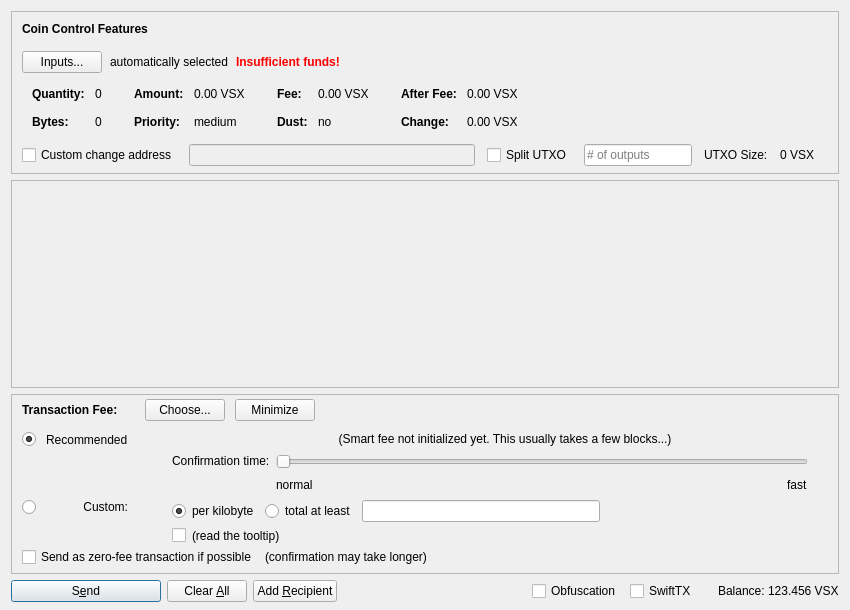
Before: the Qt Designer form src/qt/forms/sendcoinsdialog.ui in VsyncDEV/Vsync, drawn with Qt 5.
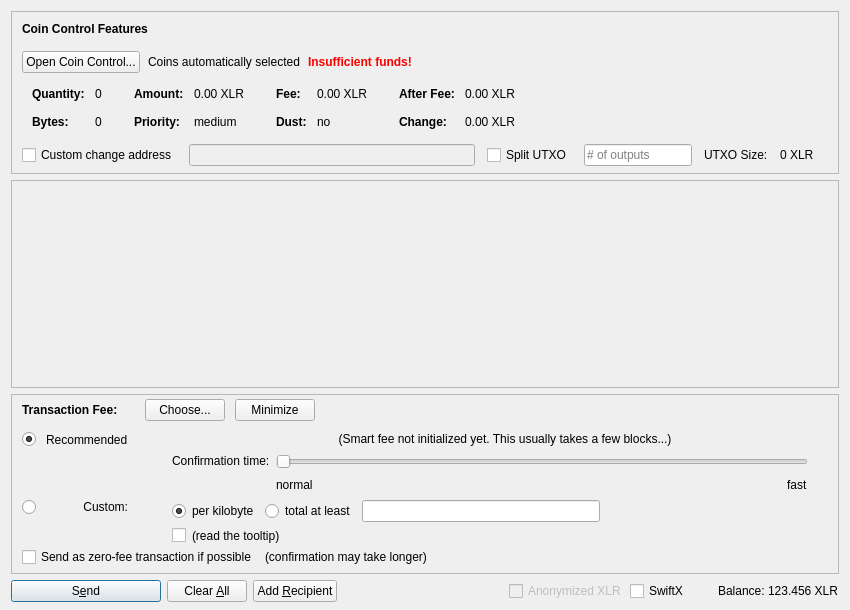
After: the same form once the commit is applied. Icons and pictures are not drawn. Custom widgets are drawn as their Qt base class.

What changed in the file:
```diff
--- a/src/qt/forms/sendcoinsdialog.ui
+++ b/src/qt/forms/sendcoinsdialog.ui
@@ -107,7 +107,7 @@
              <string notr="true"/>
             </property>
             <property name="text">
-             <string>Inputs...</string>
+             <string>Open Coin Control...</string>
             </property>
             <property name="autoDefault">
              <bool>false</bool>
@@ -117,7 +117,7 @@
           <item>
            <widget class="QLabel" name="labelCoinControlAutomaticallySelected">
             <property name="text">
-             <string>automatically selected</string>
+             <string>Coins automatically selected</string>
             </property>
             <property name="margin">
              <number>5</number>
@@ -324,7 +324,7 @@
                   <enum>Qt::ActionsContextMenu</enum>
                  </property>
                  <property name="text">
-                  <string notr="true">0.00 VSX</string>
+                  <string notr="true">0.00 XLR</string>
                  </property>
                  <property name="textInteractionFlags">
                   <set>Qt::LinksAccessibleByMouse|Qt::TextSelectableByKeyboard|Qt::TextSelectableByMouse</set>
@@ -404,7 +404,7 @@
                   <enum>Qt::ActionsContextMenu</enum>
                  </property>
                  <property name="text">
-                  <string notr="true">0.00 VSX</string>
+                  <string notr="true">0.00 XLR</string>
                  </property>
                  <property name="textInteractionFlags">
                   <set>Qt::LinksAccessibleByMouse|Qt::TextSelectableByKeyboard|Qt::TextSelectableByMouse</set>
@@ -484,7 +484,7 @@
                   <enum>Qt::ActionsContextMenu</enum>
                  </property>
                  <property name="text">
-                  <string notr="true">0.00 VSX</string>
+                  <string notr="true">0.00 XLR</string>
                  </property>
                  <property name="textInteractionFlags">
                   <set>Qt::LinksAccessibleByMouse|Qt::TextSelectableByKeyboard|Qt::TextSelectableByMouse</set>
@@ -513,7 +513,7 @@
                   <enum>Qt::ActionsContextMenu</enum>
                  </property>
                  <property name="text">
-                  <string notr="true">0.00 VSX</string>
+                  <string notr="true">0.00 XLR</string>
                  </property>
                  <property name="textInteractionFlags">
                   <set>Qt::LinksAccessibleByMouse|Qt::TextSelectableByKeyboard|Qt::TextSelectableByMouse</set>
@@ -594,7 +594,7 @@
           <item>
            <widget class="QLabel" name="labelBlockSize">
             <property name="text">
-             <string>0 VSX</string>
+             <string>0 XLR</string>
             </property>
            </widget>
           </item>
@@ -1385,19 +1385,13 @@
         <number>3</number>
        </property>
        <item>
-        <widget class="QCheckBox" name="checkUseObfuscation">
-         <property name="minimumSize">
-          <size>
-           <width>95</width>
-           <height>0</height>
-          </size>
-         </property>
-         <property name="text">
-          <string>Obfuscation</string>
-         </property>
-         <property name="checked">
+        <widget class="QCheckBox" name="checkzXLR">
+         <property name="enabled">
           <bool>false</bool>
          </property>
+         <property name="text">
+          <string>Anonymized XLR</string>
+         </property>
         </widget>
        </item>
        <item>
@@ -1412,7 +1406,7 @@
           </size>
          </property>
          <property name="text">
-          <string>SwiftTX</string>
+          <string>SwiftX</string>
          </property>
         </widget>
        </item>
@@ -1435,7 +1429,7 @@
           <cursorShape>IBeamCursor</cursorShape>
          </property>
          <property name="text">
-          <string notr="true">123.456 VSX</string>
+          <string notr="true">123.456 XLR</string>
          </property>
          <property name="textInteractionFlags">
           <set>Qt::LinksAccessibleByMouse|Qt::TextSelectableByKeyboard|Qt::TextSelectableByMouse</set>
```
Left out of the diff: 18 changed lines with no effect on the pictures.
